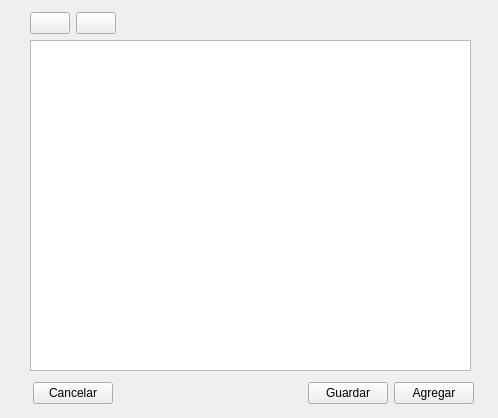
Qt form categorias.ui (HailNicole/App_Finanzas) before a commit.
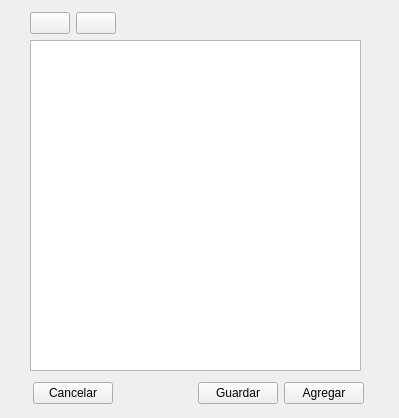
The same form after that commit. Icons and pictures are not drawn.

Patch:
```diff
--- a/categorias.ui
+++ b/categorias.ui
@@ -6,7 +6,7 @@
    <rect>
     <x>0</x>
     <y>0</y>
-    <width>498</width>
+    <width>399</width>
     <height>418</height>
    </rect>
   </property>
@@ -18,7 +18,7 @@
     <rect>
      <x>30</x>
      <y>40</y>
-     <width>441</width>
+     <width>331</width>
      <height>331</height>
     </rect>
    </property>
@@ -28,7 +28,7 @@
     <rect>
      <x>33</x>
      <y>380</y>
-     <width>441</width>
+     <width>331</width>
      <height>27</height>
     </rect>
    </property>
@@ -74,7 +74,7 @@
     <rect>
      <x>30</x>
      <y>10</y>
-     <width>441</width>
+     <width>331</width>
      <height>27</height>
     </rect>
    </property>
```
